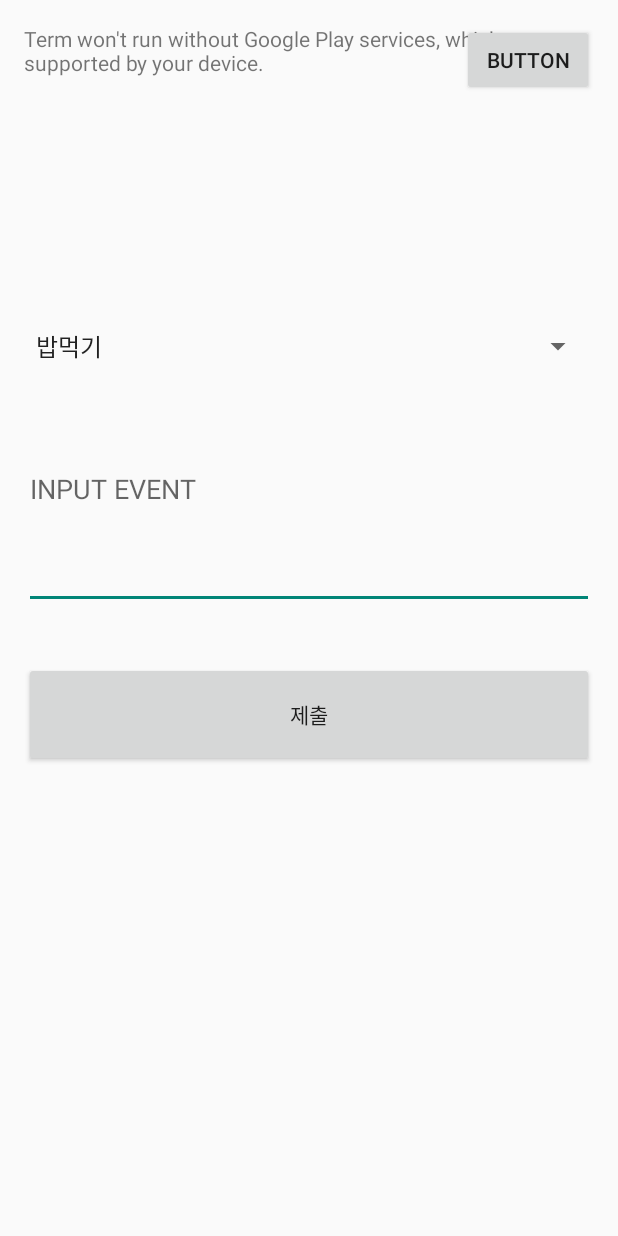
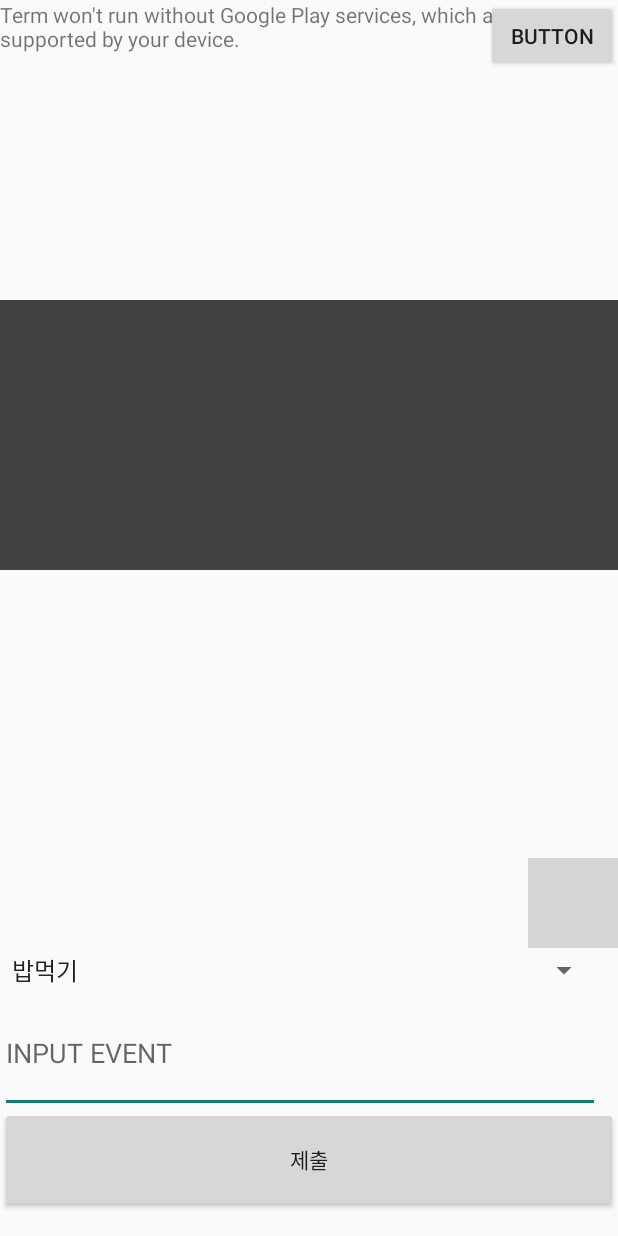
Before and after one commit to bj8952/TERMPROJECT, an Android app: the Main2Activity screen opened directly, with no data from a screen before it, after a tap on "BUTTON", on a phone screen of 412 x 824 dp. Run offline under Robolectric (Android 15) with nearby library versions, the phone set to English and light mode, and no system bars; 4 statements that could not run were skipped; grey boxes are pictures that could not be loaded.

```diff
--- a/app/build.gradle
+++ b/app/build.gradle
@@ -30,4 +30,7 @@ dependencies {
     compile 'com.google.android.gms:play-services-maps:9.6.1'
     compile 'com.android.support:gridlayout-v7:24.2.1'
     compile 'com.android.support:support-v4:24.2.1'
+    compile 'com.android.support:design:24.2.1'
+    compile 'com.android.support:cardview-v7:24.2.1'
+    compile 'com.android.support:recyclerview-v7:24.2.1'
 }
--- /dev/null
+++ b/app/src/main/java/com/example/byoungjune/term/BitmapCh.java
@@ -0,0 +1,28 @@
+package com.example.byoungjune.term;
+
+import android.graphics.Bitmap;
+import android.graphics.BitmapFactory;
+
+import java.io.ByteArrayOutputStream;
+
+/**
+ * Created by ByoungJune on 2016-12-06.
+ */
+
+public class BitmapCh {
+
+    public byte[] bitmapToByteArray(Bitmap bitmap){
+        ByteArrayOutputStream stream = new ByteArrayOutputStream();
+        bitmap.compress(Bitmap.CompressFormat.PNG,100,stream);
+        byte[] byteArray = stream.toByteArray();
+        return byteArray;
+    } // 비트맵 파일을 바이트코드로 변환
+
+
+    public Bitmap byteArrayToBitmap(byte[] byteArray, int num){
+        Bitmap bitmap = null;
+        bitmap = BitmapFactory.decodeByteArray(byteArray,0,byteArray.length);
+        byteArray = null;
+        return bitmap;
+    }// 비트맵파일로 디코드
+}
--- /dev/null
+++ b/app/src/main/java/com/example/byoungjune/term/DBAadapter.java
@@ -0,0 +1,48 @@
+package com.example.byoungjune.term;
+
+
+import android.content.Context;
+import android.database.Cursor;
+import android.graphics.Bitmap;
+import android.view.LayoutInflater;
+import android.view.View;
+import android.view.ViewGroup;
+import android.widget.CursorAdapter;
+import android.widget.ImageView;
+import android.widget.TextView;
+
+public class DBAadapter extends CursorAdapter {
+
+
+
+    public DBAadapter(Context context, Cursor c) {
+        super(context, c,true); // true하면 리쿼리된다고
+    }
+    @Override
+    public void bindView(View view, Context context, Cursor cursor) {
+
+        byte[] a= cursor.getBlob(cursor.getColumnIndex("photo"));
+
+        BitmapCh btn = new BitmapCh();
+        Bitmap b = btn.byteArrayToBitmap(a,2); // 이미지변환
+
+
+        ImageView image = (ImageView) view.findViewById(R.id.imageView1);
+        TextView text1 = (TextView) view.findViewById(R.id.text1);
+        TextView text2 = (TextView) view.findViewById(R.id.text2);
+        TextView text3 = (TextView) view.findViewById(R.id.text3);
+
+         //image.setImageResource(R.drawable.ic_launcher);
+        image.setImageBitmap(b);
+        text1.setText(""+cursor.getString(cursor.getColumnIndex("create_at")));
+        text2.setText(""+cursor.getString(cursor.getColumnIndex("item")));
+        text3.setText(""+cursor.getString(cursor.getColumnIndex("event")));
+
+    }
+    @Override
+    public View newView(Context context, Cursor cursor, ViewGroup parent) {
+        LayoutInflater inflater = LayoutInflater.from(context);
+        View v = inflater.inflate(R.layout.itemlayout, parent, false);
+        return v;
+    }
+}
--- a/app/src/main/java/com/example/byoungjune/term/Main2Activity.java
+++ b/app/src/main/java/com/example/byoungjune/term/Main2Activity.java
@@ -9,7 +9,6 @@ import android.os.Bundle;
 import android.view.View;
 import android.widget.Button;
 import android.widget.ListView;
-import android.widget.SimpleCursorAdapter;
 
 import com.google.android.gms.common.api.GoogleApiClient;
 import com.google.android.gms.maps.CameraUpdateFactory;
@@ -25,6 +24,10 @@ import java.util.ArrayList;
 public class Main2Activity extends Activity implements OnMapReadyCallback {
 
 
+    ListView list;
+    DBHelper dbHelper;
+    Cursor cursor;
+    SQLiteDatabase db;
 
     ArrayList<LatLng> Loc = new ArrayList<LatLng>();
 
@@ -42,10 +45,15 @@ public class Main2Activity extends Activity implements OnMapReadyCallback {
     private GoogleApiClient client;
 
 
+
     @Override
     protected void onCreate(Bundle savedInstanceState)  {
         super.onCreate(savedInstanceState);
         setContentView(R.layout.activity_main2);
+
+        dbHelper = new DBHelper(getApplicationContext(), "LoggerDB.db", null, 1);
+        list = (ListView) findViewById(R.id.list);
+         selectDB(); //DB가져오기
 
 
 
@@ -67,51 +75,34 @@ public class Main2Activity extends Activity implements OnMapReadyCallback {
         MapFragment mapFragment = (MapFragment) getFragmentManager().findFragmentById(R.id.googleMap2);
         mapFragment.getMapAsync(this);
 
-        final DBHelper dbHelper = new DBHelper(getApplicationContext(), "LoggerDB.db", null, 1);
-
         Loc = dbHelper.getPosition();
 
-        Cursor cursor;
+
+    }
 
 
-        SQLiteDatabase db = dbHelper.getWritableDatabase();
-
-
+    public void selectDB(){
+        db = dbHelper.getWritableDatabase();
 
         cursor = db.rawQuery("SELECT * FROM LOGGER", null);
+        if(cursor.getCount() > 0) {
+            startManagingCursor(cursor);
+            DBAadapter dbAdapter = new DBAadapter(this, cursor);
+            list.setAdapter(dbAdapter);
+        }
+    }
 
-        startManagingCursor(cursor);
-
-
-        SimpleCursorAdapter adapter;
-
-        adapter = new SimpleCursorAdapter(this,
-                R.layout.itemlayout , //아이템레이아웃.xml을 만들어서 사용함
-                cursor,
-                new String[] {"create_at", "item" ,"event"}, new int[] { R.id.text1,R.id.text2,R.id.text3 });
-
-
-
-        ListView list = (ListView) findViewById(R.id.list_view);
-
-        list.setAdapter(adapter);
-
-    }
 
     @Override
     public void onMapReady(GoogleMap map) {
 
         googleMap = map;
 
-        googleMap.addMarker(new MarkerOptions().position(L1).title("L1"));
+        for(int i =0 ; i < Loc.size() ; i++){
 
-        googleMap.addMarker(new MarkerOptions().position(L2).title("L2"));
+            googleMap.addMarker(new MarkerOptions().position(Loc.get(i)).title("TEST SPOT"));
+        }
 
-        googleMap.addMarker(new MarkerOptions().position(L3).title("L3"));
-
-        googleMap.addMarker(new MarkerOptions().position(L4).title("L4"));
-
-        googleMap.addMarker(new MarkerOptions().position(L5).title("L5"));
 
         googleMap.addPolyline(new PolylineOptions().addAll(Loc).width(5).color(Color.GREEN)); // 선으로 표시
 
--- a/app/src/main/java/com/example/byoungjune/term/MainActivity.java
+++ b/app/src/main/java/com/example/byoungjune/term/MainActivity.java
@@ -6,17 +6,21 @@ import android.app.Activity;
 import android.content.Context;
 import android.content.Intent;
 import android.content.pm.PackageManager;
+import android.graphics.Bitmap;
 import android.location.Location;
 import android.location.LocationListener;
 import android.location.LocationManager;
 import android.net.Uri;
 import android.os.Bundle;
+import android.provider.MediaStore;
 import android.support.v4.app.ActivityCompat;
 import android.util.Log;
 import android.view.View;
 import android.widget.ArrayAdapter;
 import android.widget.Button;
 import android.widget.EditText;
+import android.widget.ImageButton;
+import android.widget.ImageView;
 import android.widget.Spinner;
 import android.widget.Toast;
 
@@ -38,6 +42,14 @@ import java.util.List;
 
 public class MainActivity extends Activity implements OnMapReadyCallback, LocationListener {
 
+
+    public static final int CAMERA_REQUEST = 10;
+    private ImageView imgSpecimenPhoto;
+    Bitmap cameraImage = null;
+    BitmapCh btb = new BitmapCh();/////비트맵 db에 저장하기 위해 바이트로 변환
+    byte[] ImgTB ;
+
+
     Spinner todoSpinner;
     String spin_text;
 
@@ -57,13 +69,36 @@ public class MainActivity extends Activity implements OnMapReadyCallback, Locati
      */
     private GoogleApiClient client;
 
+    ////사진 불러오기 기능
+    public void btnTakePhotoClicked(View v){
+        Intent cameraIntent = new Intent(MediaStore.ACTION_IMAGE_CAPTURE);
+        startActivityForResult(cameraIntent, CAMERA_REQUEST);
+    }
+
+    @Override
+    protected void onActivityResult(int requestCode, int resultCode, Intent data) {
+        super.onActivityResult(requestCode, resultCode, data);
+
+        //유저가 오케이를 눌렀으면 실행
+        if(resultCode== RESULT_OK) {
+            if (requestCode == CAMERA_REQUEST) {
+                // we are hearing back from camera
+
+                cameraImage = (Bitmap)data.getExtras().get("data");
+
+                imgSpecimenPhoto.setImageBitmap(cameraImage);
+
+                ImgTB= btb.bitmapToByteArray(cameraImage); // 비트맵을 바이트로 저장
+            }
+        }
+    }
+////////////////////////
 
     @Override
     public void onMapReady(final GoogleMap map) {
 
         googleMap = map;
 
-        googleMap.addMarker(new MarkerOptions().position(SEOUL).title("서울"));
         googleMap.moveCamera(CameraUpdateFactory.newLatLngZoom(SEOUL, 17.0f));
     }
 
@@ -72,6 +107,12 @@ public class MainActivity extends Activity implements OnMapReadyCallback, Locati
         super.onCreate(savedInstanceState);
         setContentView(R.layout.activity_main);
 
+        //카메라
+        imgSpecimenPhoto = (ImageView) findViewById(R.id.imgSpecimenPhoto);
+        ImageButton btn_Photo = (ImageButton)findViewById(R.id.btnTakePhoto);
+
+
+        //화면넘기기
         Button btn_next = (Button)findViewById(R.id.btn_next);
         btn_next.setOnClickListener(new View.OnClickListener(){
 
@@ -91,6 +132,7 @@ public class MainActivity extends Activity implements OnMapReadyCallback, Locati
         final EditText eventT = (EditText) findViewById(R.id.editText2);
 
         Button button1 = (Button) findViewById(R.id.button1);
+
         button1.setOnClickListener(new View.OnClickListener() {
             @Override
             public void onClick(View view) {
@@ -107,7 +149,7 @@ public class MainActivity extends Activity implements OnMapReadyCallback, Locati
                 String event = eventT.getText().toString();
 
 
-                dbHelper.insert(date, item, Lat, Lon, event);
+                dbHelper.insert(date, item, Lat, Lon, event,ImgTB);
 
                 Toast.makeText(MainActivity.this, "제출하였습니다.", Toast.LENGTH_SHORT).show();
 
@@ -191,6 +233,7 @@ public class MainActivity extends Activity implements OnMapReadyCallback, Locati
 
         LatLng S = new LatLng(lat, lon);
 
+        googleMap.clear();
         googleMap.addMarker(new MarkerOptions().position(S).title("현재위치"));
         googleMap.moveCamera(CameraUpdateFactory.newLatLngZoom(S, 17.0f));
 
--- a/app/src/main/res/layout/activity_main.xml
+++ b/app/src/main/res/layout/activity_main.xml
@@ -5,47 +5,13 @@
     xmlns:app="http://schemas.android.com/apk/res-auto"
     xmlns:tools="http://schemas.android.com/tools"
     android:id="@+id/activity_main"
-    android:layout_width="match_parent"
     android:layout_height="match_parent"
     android:paddingBottom="@dimen/activity_vertical_margin"
-    android:paddingLeft="@dimen/activity_horizontal_margin"
-    android:paddingRight="@dimen/activity_horizontal_margin"
-    android:paddingTop="@dimen/activity_vertical_margin"
-    tools:context="com.example.byoungjune.term.MainActivity">
-    <fragment
-        android:id = "@+id/googleMap"
-        android:layout_width="match_parent"
-        class = "com.google.android.gms.maps.MapFragment"
-        android:layout_height="200dp" />
-
-    <EditText
-        android:layout_width="40dp"
-        android:inputType="text"
-        android:ems="10"
-        android:layout_alignParentStart="true"
-        android:id="@+id/editText2"
-        android:layout_alignParentEnd="true"
-        android:layout_below="@+id/todo_spinner"
-        android:layout_height="160dp"
-        android:hint="INPUT EVENT" />
-
-    <Spinner
-        android:id="@+id/todo_spinner"
-        android:layout_height="30dp"
-        android:layout_width="300dp"
-        android:layout_below="@+id/googleMap"
-        android:layout_alignParentStart="true"
-        android:layout_alignParentEnd="true" />
-
-    <Button
-        android:text="제출"
-        android:layout_height="70dp"
-        android:id="@+id/button1"
-        android:layout_width="60dp"
-        android:layout_below="@+id/editText2"
-        android:layout_alignParentStart="true"
-        android:layout_marginTop="35dp"
-        android:layout_alignParentEnd="true" />
+    android:paddingLeft="0dp"
+    android:paddingRight="0dp"
+    android:paddingTop="0dp"
+    tools:context="com.example.byoungjune.term.MainActivity"
+    android:layout_width="match_parent">
 
     <Button
         android:text="Button"
@@ -55,4 +21,65 @@
         android:layout_alignParentTop="true"
         android:layout_alignParentEnd="true" />
 
+    <Button
+        android:text="제출"
+        android:layout_height="70dp"
+        android:id="@+id/button1"
+        android:layout_alignParentBottom="true"
+        android:layout_alignParentStart="true"
+        android:layout_alignParentEnd="true"
+        android:layout_width="300dp" />
+
+    <EditText
+        android:inputType="text"
+        android:ems="10"
+        android:id="@+id/editText2"
+        android:hint="INPUT EVENT"
+        android:layout_height="80dp"
+        android:layout_alignParentBottom="true"
+        android:layout_alignParentStart="true"
+        android:layout_marginBottom="66dp"
+        android:layout_width="400dp" />
+
+    <Spinner
+        android:id="@+id/todo_spinner"
+        android:layout_height="30dp"
+        android:spinnerMode="dialog"
+        android:layout_above="@+id/editText2"
+        android:layout_alignParentStart="true"
+        android:layout_width="400dp" />
+
+    <fragment
+        android:id = "@+id/googleMap"
+        android:layout_width="match_parent"
+        class = "com.google.android.gms.maps.MapFragment"
+        android:layout_height="200dp"
+        android:layout_alignParentTop="true"
+        android:layout_alignParentStart="true" />
+
+    <ImageView
+        android:src="@color/cardview_dark_background"
+        android:background="@color/cardview_dark_background"
+        android:id="@+id/imgSpecimenPhoto"
+        android:layout_height="180dp"
+        android:layout_width="400dp"
+        android:scaleType="fitCenter"
+        android:cropToPadding="false"
+        android:layout_below="@+id/googleMap"
+        android:layout_alignParentStart="true"
+        android:layout_toStartOf="@+id/btn_next"
+        android:layout_alignParentEnd="true" />
+
+    <ImageButton
+        android:src="@drawable/camera"
+        android:id="@+id/btnTakePhoto"
+        android:onClick="btnTakePhotoClicked"
+        android:layout_width="60dp"
+        android:layout_height="60dp"
+        android:scaleType="centerInside"
+        android:background="@android:color/transparent"
+        android:layout_above="@+id/todo_spinner"
+        android:layout_alignParentEnd="true" />
+
+
 </RelativeLayout>
```
Also changed, not shown: app/src/main/java/com/example/byoungjune/term/DBHelper.java (+25 -28 lines), app/src/main/res/layout/activity_main2.xml (+5 -5 lines), app/src/main/res/layout/itemlayout.xml (+12 -4 lines), app/src/main/res/values/array.xml (+7 -1 lines).
